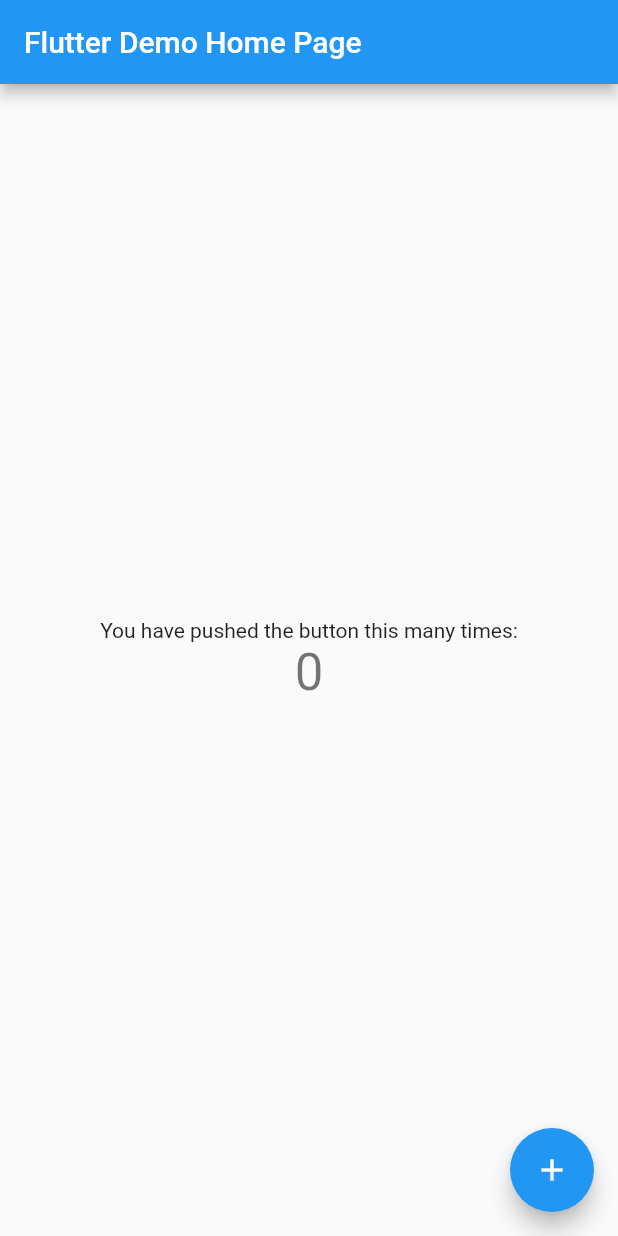
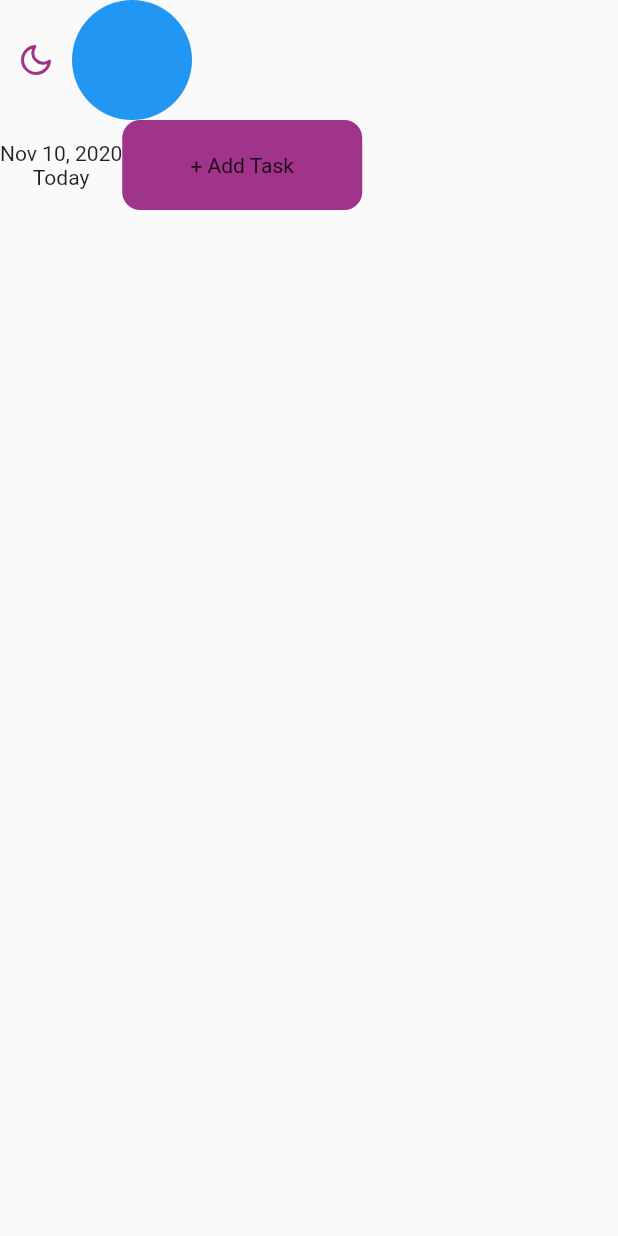
Before and after one commit to iAhmadAmin/task_management, a Flutter app: the screen it shows after launch, on a phone screen of 412 x 824 dp. Run offline on Flutter 3.47's test engine with Material 2 defaults, Android fonts, the phone set to English and light mode, and no system bars; our stand-ins replace flutter_icons, get, get_storage, google_fonts.

Commit message:
home page

```diff
--- a/lib/main.dart
+++ b/lib/main.dart
@@ -1,117 +1,20 @@
 import 'package:flutter/material.dart';
+import 'package:get/get.dart';
+import 'package:task_management/ui/pages/home_page.dart';
+import 'package:task_management/ui/theme.dart';
 
 void main() {
   runApp(MyApp());
 }
 
 class MyApp extends StatelessWidget {
-  // This widget is the root of your application.
   @override
   Widget build(BuildContext context) {
-    return MaterialApp(
-      title: 'Flutter Demo',
-      theme: ThemeData(
-        // This is the theme of your application.
-        //
-        // Try running your application with "flutter run". You'll see the
-        // application has a blue toolbar. Then, without quitting the app, try
-        // changing the primarySwatch below to Colors.green and then invoke
-        // "hot reload" (press "r" in the console where you ran "flutter run",
-        // or simply save your changes to "hot reload" in a Flutter IDE).
-        // Notice that the counter didn't reset back to zero; the application
-        // is not restarted.
-        primarySwatch: Colors.blue,
-        // This makes the visual density adapt to the platform that you run
-        // the app on. For desktop platforms, the controls will be smaller and
-        // closer together (more dense) than on mobile platforms.
-        visualDensity: VisualDensity.adaptivePlatformDensity,
-      ),
-      home: MyHomePage(title: 'Flutter Demo Home Page'),
+    return GetMaterialApp(
+      debugShowCheckedModeBanner: false,
+      theme: Themes.light,
+      darkTheme: Themes.dark,
+      home: HomePage(),
     );
   }
 }
-
-class MyHomePage extends StatefulWidget {
-  MyHomePage({Key key, this.title}) : super(key: key);
-
-  // This widget is the home page of your application. It is stateful, meaning
-  // that it has a State object (defined below) that contains fields that affect
-  // how it looks.
-
-  // This class is the configuration for the state. It holds the values (in this
-  // case the title) provided by the parent (in this case the App widget) and
-  // used by the build method of the State. Fields in a Widget subclass are
-  // always marked "final".
-
-  final String title;
-
-  @override
-  _MyHomePageState createState() => _MyHomePageState();
-}
-
-class _MyHomePageState extends State<MyHomePage> {
-  int _counter = 0;
-
-  void _incrementCounter() {
-    setState(() {
-      // This call to setState tells the Flutter framework that something has
-      // changed in this State, which causes it to rerun the build method below
-      // so that the display can reflect the updated values. If we changed
-      // _counter without calling setState(), then the build method would not be
-      // called again, and so nothing would appear to happen.
-      _counter++;
-    });
-  }
-
-  @override
-  Widget build(BuildContext context) {
-    // This method is rerun every time setState is called, for instance as done
-    // by the _incrementCounter method above.
-    //
-    // The Flutter framework has been optimized to make rerunning build methods
-    // fast, so that you can just rebuild anything that needs updating rather
-    // than having to individually change instances of widgets.
-    return Scaffold(
-      appBar: AppBar(
-        // Here we take the value from the MyHomePage object that was created by
-        // the App.build method, and use it to set our appbar title.
-        title: Text(widget.title),
-      ),
-      body: Center(
-        // Center is a layout widget. It takes a single child and positions it
-        // in the middle of the parent.
-        child: Column(
-          // Column is also a layout widget. It takes a list of children and
-          // arranges them vertically. By default, it sizes itself to fit its
-          // children horizontally, and tries to be as tall as its parent.
-          //
-          // Invoke "debug painting" (press "p" in the console, choose the
-          // "Toggle Debug Paint" action from the Flutter Inspector in Android
-          // Studio, or the "Toggle Debug Paint" command in Visual Studio Code)
-          // to see the wireframe for each widget.
-          //
-          // Column has various properties to control how it sizes itself and
-          // how it positions its children. Here we use mainAxisAlignment to
-          // center the children vertically; the main axis here is the vertical
-          // axis because Columns are vertical (the cross axis would be
-          // horizontal).
-          mainAxisAlignment: MainAxisAlignment.center,
-          children: <Widget>[
-            Text(
-              'You have pushed the button this many times:',
-            ),
-            Text(
-              '$_counter',
-              style: Theme.of(context).textTheme.headline4,
-            ),
-          ],
-        ),
-      ),
-      floatingActionButton: FloatingActionButton(
-        onPressed: _incrementCounter,
-        tooltip: 'Increment',
-        child: Icon(Icons.add),
-      ), // This trailing comma makes auto-formatting nicer for build methods.
-    );
-  }
-}
--- /dev/null
+++ b/lib/services/theme_services.dart
@@ -0,0 +1,23 @@
+import 'package:flutter/material.dart';
+import 'package:get_storage/get_storage.dart';
+import 'package:get/get.dart';
+
+class ThemeService {
+  final _box = GetStorage();
+  final _key = 'isDarkMode';
+
+  /// Get isDarkMode info from local storage and return ThemeMode
+  ThemeMode get theme => _loadThemeFromBox() ? ThemeMode.dark : ThemeMode.light;
+
+  /// Load isDArkMode from local storage and if it's empty, returns false (that means default theme is light)
+  bool _loadThemeFromBox() => _box.read(_key) ?? false;
+
+  /// Save isDarkMode to local storage
+  _saveThemeToBox(bool isDarkMode) => _box.write(_key, isDarkMode);
+
+  /// Switch theme and save to local storage
+  void switchTheme() {
+    Get.changeThemeMode(_loadThemeFromBox() ? ThemeMode.light : ThemeMode.dark);
+    _saveThemeToBox(!_loadThemeFromBox());
+  }
+}
--- /dev/null
+++ b/lib/ui/pages/home_page.dart
@@ -0,0 +1,69 @@
+import 'package:flutter/material.dart';
+import 'package:flutter_icons/flutter_icons.dart';
+import 'package:get/get.dart';
+import 'package:task_management/ui/theme.dart';
+
+class HomePage extends StatelessWidget {
+  @override
+  Widget build(BuildContext context) {
+    return Scaffold(
+      body: SafeArea(
+        child: Column(
+          children: [
+            _topBar(),
+            _addTaskBar(),
+          ],
+        ),
+      ),
+    );
+  }
+
+  _addTaskBar() {
+    return Container(
+      child: Row(
+        children: [
+          Column(
+            children: [
+              Text("Nov 10, 2020"),
+              Text("Today"),
+            ],
+          ),
+          Container(
+            height: 60,
+            width: 160,
+            decoration: BoxDecoration(
+              color: primaryClr,
+              borderRadius: BorderRadius.circular(12),
+            ),
+            child: Center(
+              child: Text("+ Add Task"),
+            ),
+          ),
+        ],
+      ),
+    );
+  }
+
+  _topBar() {
+    return Container(
+      child: Row(children: [
+        IconButton(
+          onPressed: () {
+            if (Get.isDarkMode)
+              Get.changeThemeMode(ThemeMode.light);
+            else
+              Get.changeThemeMode(ThemeMode.dark);
+          },
+          icon: Icon(
+            Get.isDarkMode ? FlutterIcons.sun_fea : FlutterIcons.moon_fea,
+            color: Get.isDarkMode ? Colors.white : primaryClr,
+          ),
+        ),
+        CircleAvatar(
+          radius: 40,
+          backgroundColor: Colors.blue,
+        ),
+      ]),
+    );
+  }
+}
--- a/lib/ui/theme.dart
+++ b/lib/ui/theme.dart
@@ -1,15 +1,25 @@
 import 'package:flutter/material.dart';
+import 'package:google_fonts/google_fonts.dart';
+import 'package:get/get.dart';
+
+const Color purpleClr = Color(0xFFA0338A);
+const Color yellowClr = Color(0xFFFFB746);
+const Color pinkClr = Color(0xFFF54B80);
+
+const primaryClr = purpleClr;
+const Color darkGreyClr = Color(0xFF121212);
+Color darkHeaderClr = Colors.grey[800];
 
 class Themes {
   static final light = ThemeData(
     backgroundColor: Colors.grey[100],
-    //primaryColor: primaryClr,
+    primaryColor: primaryClr,
     brightness: Brightness.light,
   );
   static final dark = ThemeData(
-    //backgroundColor: darkGreyClr,
+    backgroundColor: darkGreyClr,
     brightness: Brightness.dark,
-   // primaryColor: darkHeaderClr,
+    primaryColor: primaryClr,
   );
 }
 
--- a/lib/ui/widgets/input_field.dart
+++ b/lib/ui/widgets/input_field.dart
@@ -1,5 +1,6 @@
 import 'package:flutter/material.dart';
 import 'package:get/get.dart';
+import 'package:task_management/ui/theme.dart';
 
 class InputFieldTitle extends StatelessWidget {
   final String title;
```
Also changed, not shown: pubspec.yaml (+3 -42 lines), lib/ui/pages/add_task_page.dart (added), pubspec.lock, 1 other file.
